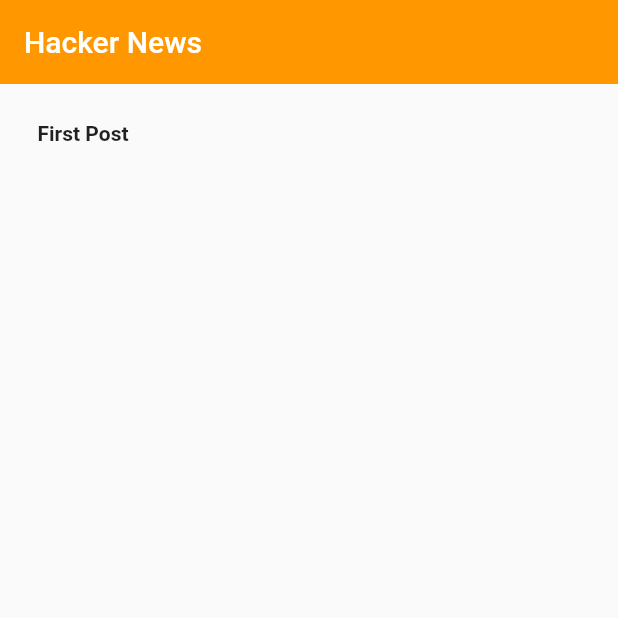
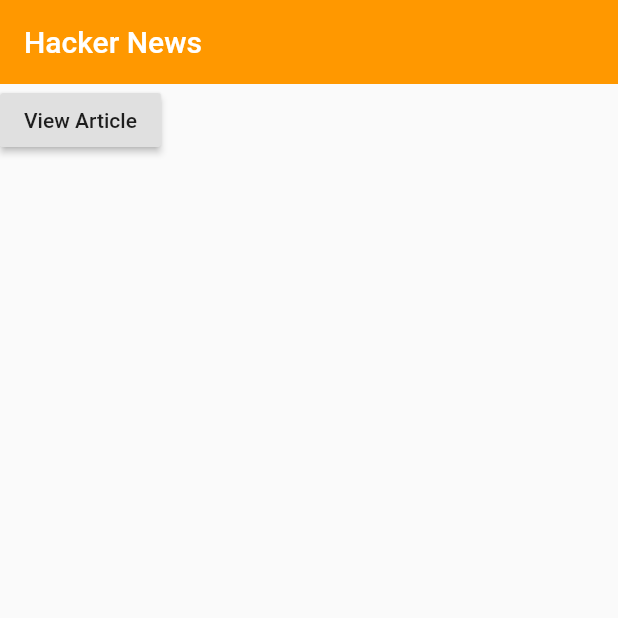
Before and after one commit to faraazahmad/hackernews, a Flutter app: the screen it shows after launch, on a phone screen of 412 x 824 dp, the top half of it. Run offline on Flutter 3.47's test engine with Material 2 defaults, Android fonts, the phone set to English and light mode, and no system bars.

Commit message:
fix navigation bug

```diff
--- /dev/null
+++ b/lib/home.dart
@@ -0,0 +1,18 @@
+import 'package:flutter/material.dart';
+import 'article.dart';
+
+class HomePage extends StatelessWidget {
+  @override
+  Widget build(BuildContext context) {
+    return RaisedButton(
+      onPressed: () => _navigateToArticle(context),
+      child: Text('View Article'),
+    );
+  }
+
+  void _navigateToArticle(BuildContext context) {
+    Navigator.of(context).push(MaterialPageRoute(
+      builder: (context) => ArticlePage(),
+    ));
+  }
+}
--- a/lib/main.dart
+++ b/lib/main.dart
@@ -1,4 +1,5 @@
 import 'package:flutter/material.dart';
+import 'home.dart';
 import 'article.dart';
 
 void main() {
@@ -13,45 +14,17 @@ class HackerNewsApp extends StatelessWidget {
       title: 'Hacker News',
       debugShowCheckedModeBanner: false,
       color: Colors.orangeAccent,
+      routes: <String, WidgetBuilder>{
+        '/article': (BuildContext context) => ArticlePage(),
+      },
       home: Scaffold(
         appBar: AppBar(
           title: Text('Hacker News'),
           elevation: 0.0,
           backgroundColor: Colors.orange,
         ),
-        body: Padding(
-          padding: EdgeInsets.all(15.0),
-          child: ListView(
-            children: <Widget>[
-              InkWell(
-                borderRadius: BorderRadius.all(Radius.circular(5.0)),
-                splashColor: Colors.orangeAccent,
-                highlightColor: Colors.orangeAccent,
-                child: Padding(
-                  padding: EdgeInsets.all(10.0),
-                  child: Text('First Post', style: TextStyle(fontWeight: FontWeight.bold),),
-                ),
-                onTap: () => _navigateToArticle(context),
-              ),
-            ],
-          ),
-        ),
+        body: HomePage(),
       ),
     );
   }
-
-  void _navigateToArticle(BuildContext context) {
-    Navigator.of(context).push(MaterialPageRoute<Null>(
-      builder: (BuildContext context) {
-        return Scaffold(
-          appBar: AppBar(
-            elevation: 1.0,
-            title: Text('View Post'),
-            backgroundColor: Colors.white,
-          ),
-          body: ArticlePage(),
-        );
-      }
-    ));
-  }
 }
```
Also changed, not shown: lib/article.dart (+30 -14 lines), lib/item.dart (added, +47 -0 lines).
